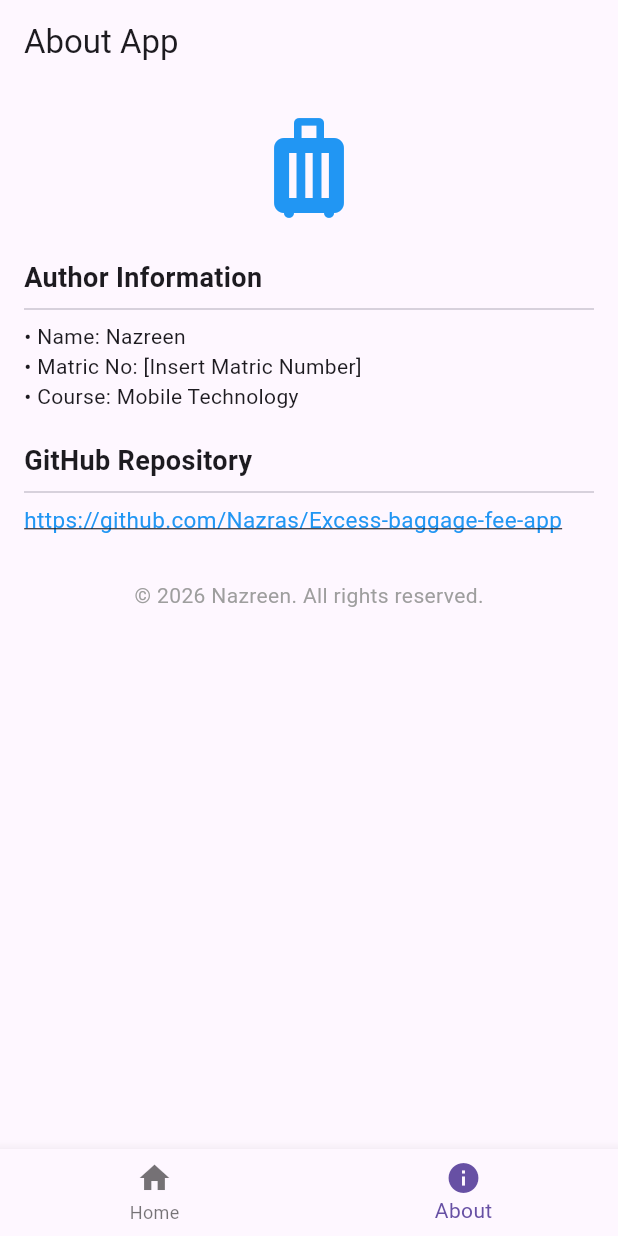
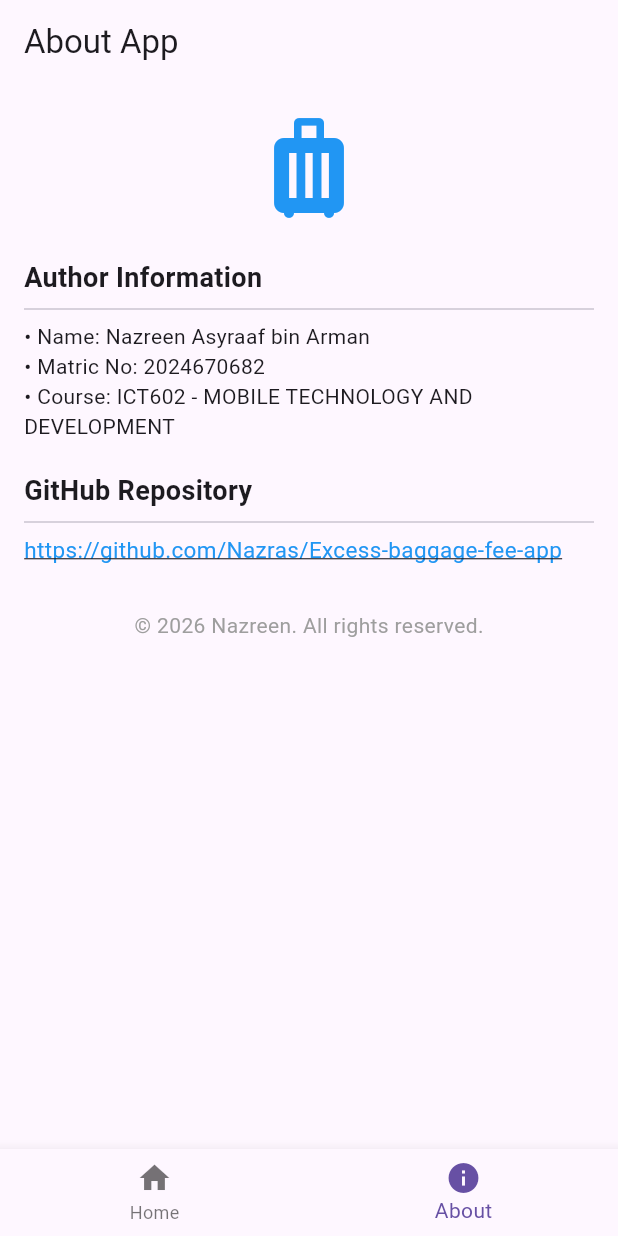
Before and after one commit to Nazras/Excess-baggage-fee-app, a Flutter app: the screen it shows after launch, item 2 of the bottom bar chosen, on a phone screen of 412 x 824 dp. Run offline on Flutter 3.47's test engine with Material 3 defaults, Android fonts, the phone set to English and light mode, and no system bars.

Commit message:
Update code with latest changes2

```diff
--- a/lib/main.dart
+++ b/lib/main.dart
@@ -233,9 +233,9 @@ class AboutScreen extends StatelessWidget {
             const SizedBox(height: 20),
             const Text('Author Information', style: TextStyle(fontSize: 18, fontWeight: FontWeight.bold)),
             const Divider(),
-            const Text('• Name: Nazreen'), // Author Info[cite: 2]
-            const Text('• Matric No: [Insert Matric Number]'), // Author Info[cite: 2]
-            const Text('• Course: Mobile Technology'), // Author Info[cite: 2]
+            const Text('• Name: Nazreen Asyraaf bin Arman'), // Author Info[cite: 2]
+            const Text('• Matric No: 2024670682'), // Author Info[cite: 2]
+            const Text('• Course: ICT602 - MOBILE TECHNOLOGY AND DEVELOPMENT'), // Author Info[cite: 2]
             const SizedBox(height: 20),
             const Text('GitHub Repository', style: TextStyle(fontSize: 18, fontWeight: FontWeight.bold)),
             const Divider(),
```
